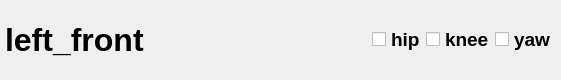
Qt form dragon_visualization/rqt_plot_entire/src/rqt_plot_entire/rqt_plot_lf/resource/plot.ui (zz19930617/dragon_visualization) before a commit.
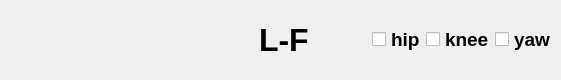
The same form after that commit.

What changed in the file:
```diff
--- a/dragon_visualization/rqt_plot_entire/src/rqt_plot_entire/rqt_plot_lf/resource/plot.ui
+++ b/dragon_visualization/rqt_plot_entire/src/rqt_plot_entire/rqt_plot_lf/resource/plot.ui
@@ -49,6 +49,58 @@
      <property name="bottomMargin">
       <number>5</number>
      </property>
+     <item>
+      <spacer name="horizontalSpacer_5">
+       <property name="orientation">
+        <enum>Qt::Horizontal</enum>
+       </property>
+       <property name="sizeHint" stdset="0">
+        <size>
+         <width>40</width>
+         <height>20</height>
+        </size>
+       </property>
+      </spacer>
+     </item>
+     <item>
+      <spacer name="horizontalSpacer_4">
+       <property name="orientation">
+        <enum>Qt::Horizontal</enum>
+       </property>
+       <property name="sizeHint" stdset="0">
+        <size>
+         <width>40</width>
+         <height>20</height>
+        </size>
+       </property>
+      </spacer>
+     </item>
+     <item>
+      <spacer name="horizontalSpacer_3">
+       <property name="orientation">
+        <enum>Qt::Horizontal</enum>
+       </property>
+       <property name="sizeHint" stdset="0">
+        <size>
+         <width>40</width>
+         <height>20</height>
+        </size>
+       </property>
+      </spacer>
+     </item>
+     <item>
+      <spacer name="horizontalSpacer">
+       <property name="orientation">
+        <enum>Qt::Horizontal</enum>
+       </property>
+       <property name="sizeHint" stdset="0">
+        <size>
+         <width>40</width>
+         <height>20</height>
+        </size>
+       </property>
+      </spacer>
+     </item>
      <item>
       <widget class="QLabel" name="label">
        <property name="font">
@@ -59,7 +111,7 @@
         </font>
        </property>
        <property name="text">
-        <string>left_front</string>
+        <string>L-F</string>
        </property>
       </widget>
      </item>
```
